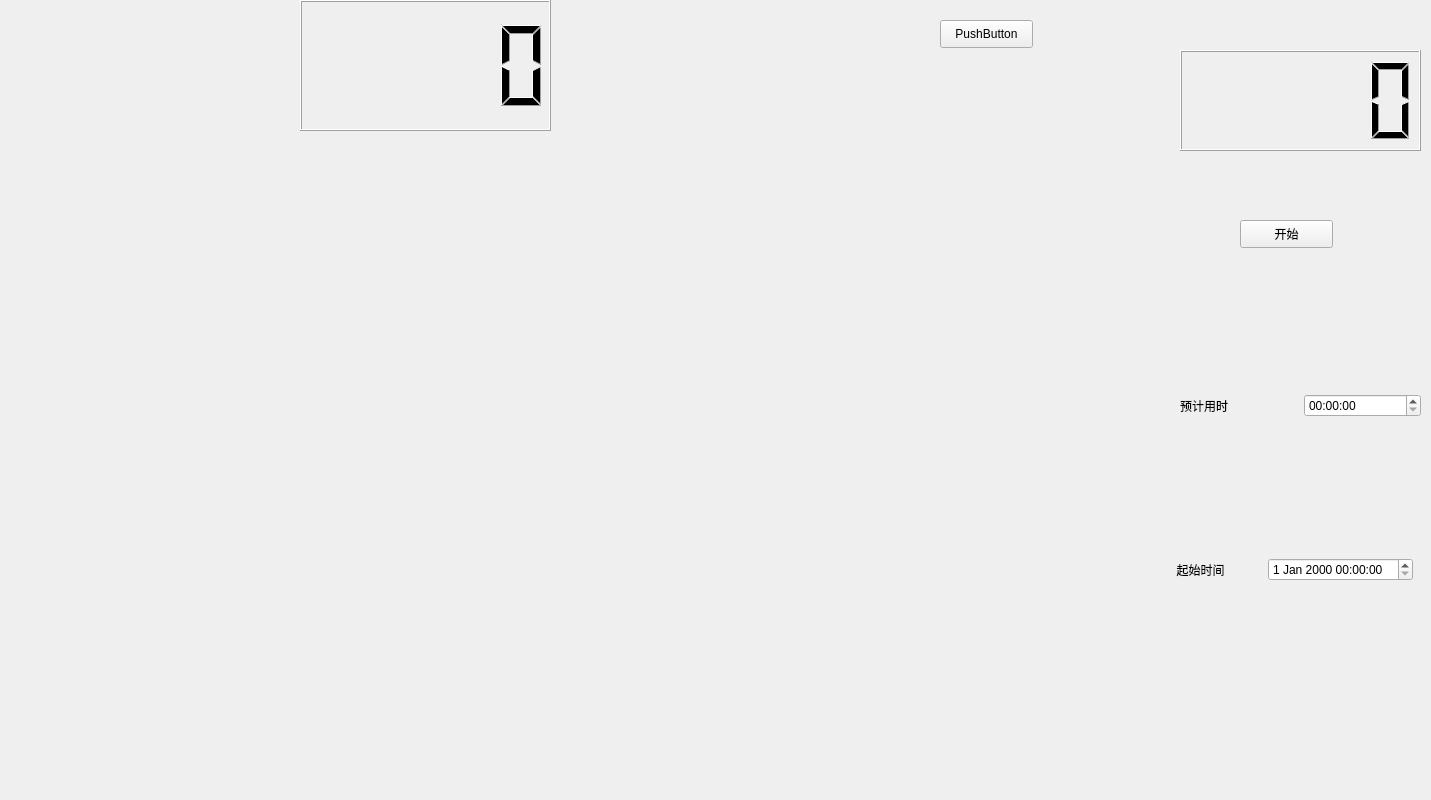
First picture: the form in source/widget.ui, repository Nocturne228/ddmap, before the edit.
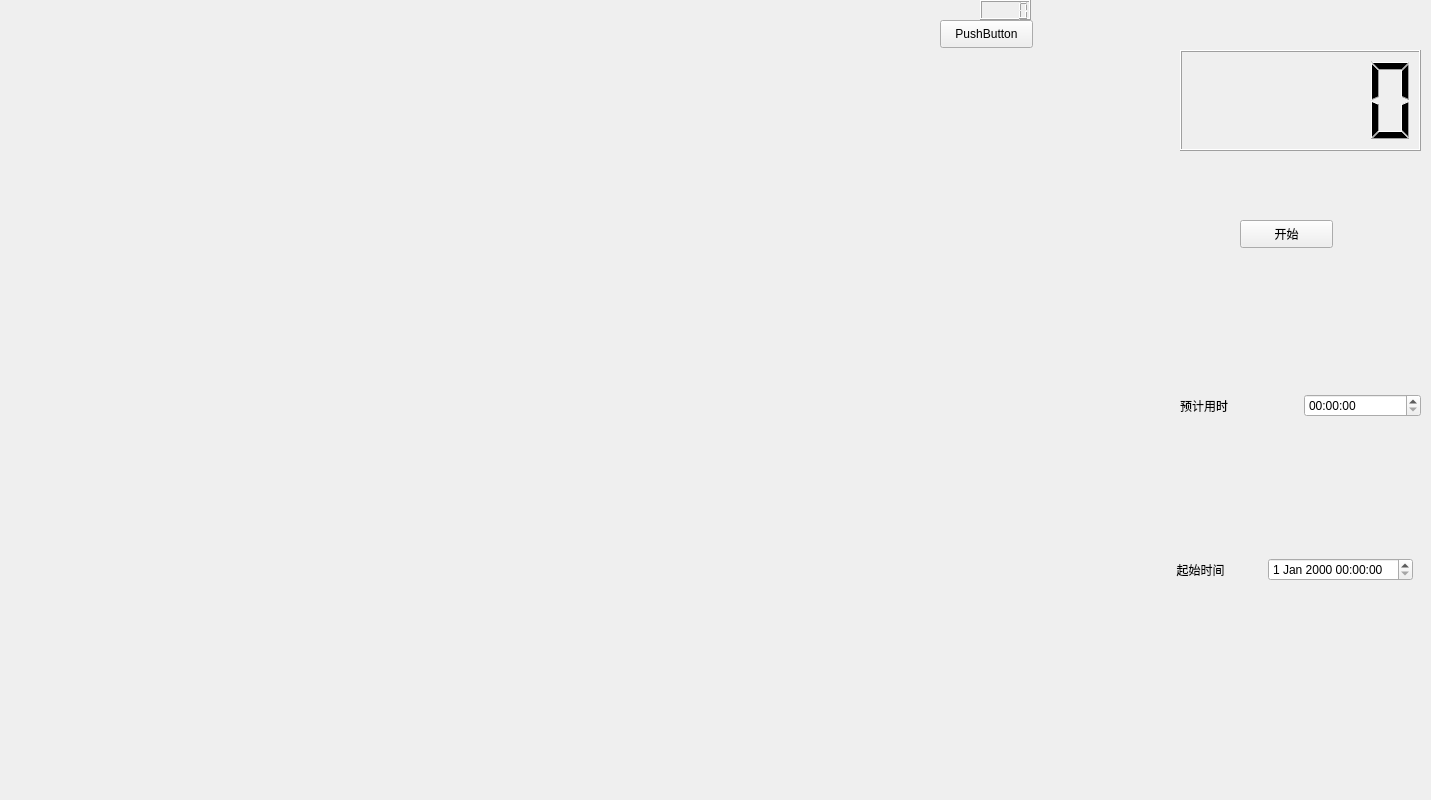
Second picture: the form after the edit. Custom widgets are drawn as their Qt base class.

Commit message: cost display done

Diff of the .ui file:
```diff
--- a/source/widget.ui
+++ b/source/widget.ui
@@ -304,10 +304,10 @@
    <widget class="QLCDNumber" name="CostNumber_map">
     <property name="geometry">
      <rect>
-      <x>300</x>
+      <x>980</x>
       <y>0</y>
-      <width>251</width>
-      <height>131</height>
+      <width>51</width>
+      <height>20</height>
      </rect>
     </property>
    </widget>
```
The commit also changes 2 other files.
